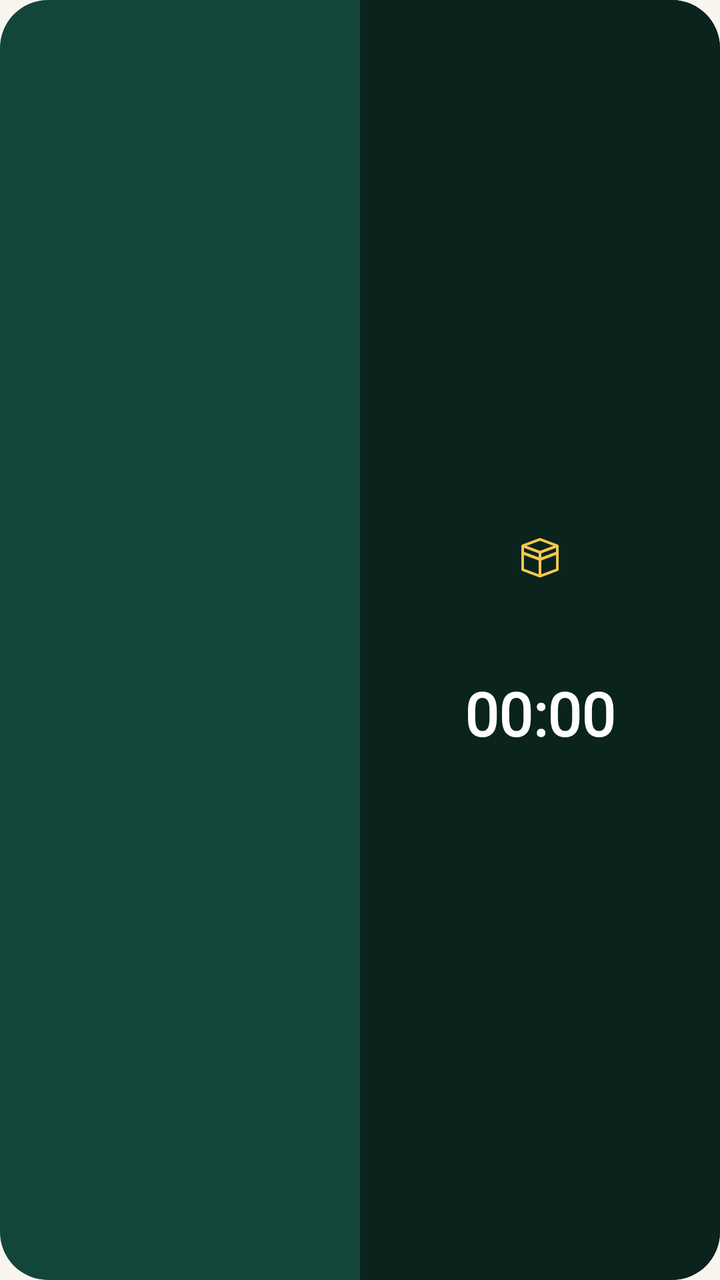
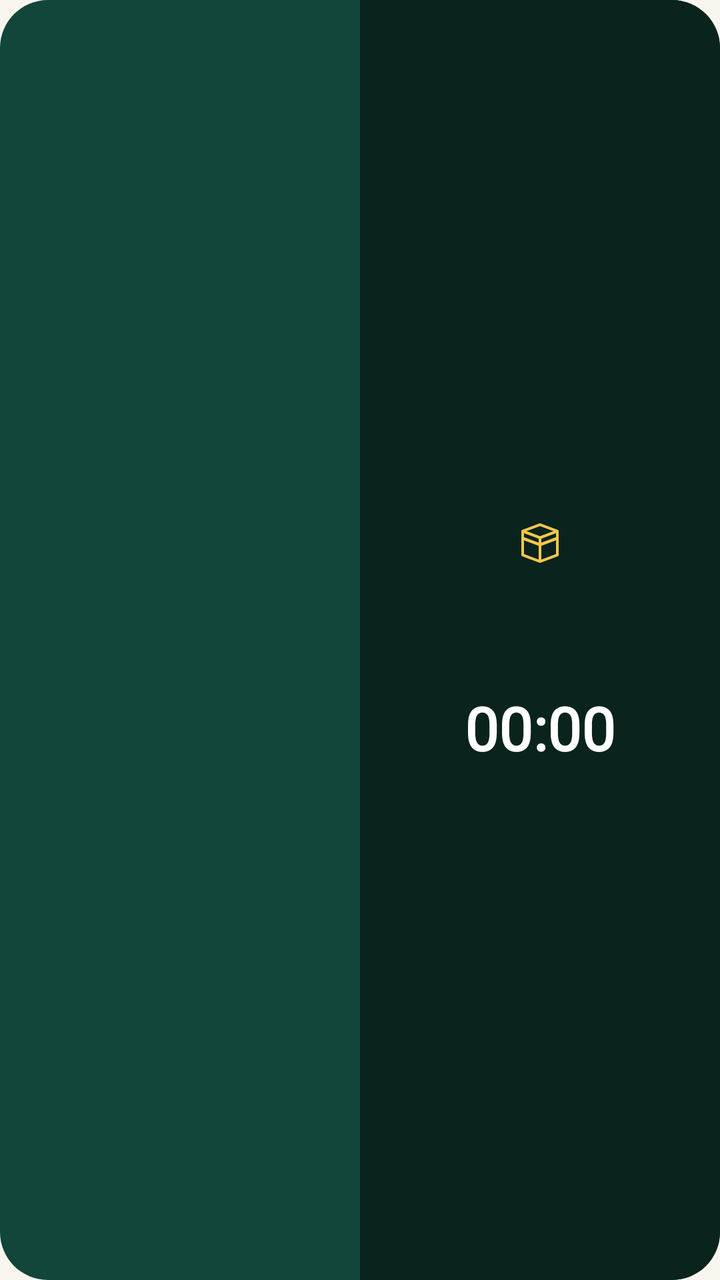

Compare the two renders of this Android layout. The source of the first and the diff that turns it into the second are given below.
<!-- AndroidManifest.xml: application theme SahlTheme -->
<!-- res/layout/widget_khatmah.xml -->
<LinearLayout xmlns:android="http://schemas.android.com/apk/res/android"
    android:id="@+id/root" android:layout_width="match_parent" android:layout_height="match_parent"
    android:orientation="horizontal" android:layoutDirection="ltr" android:background="@drawable/kh_left_bg">
    <LinearLayout android:id="@+id/listSide" android:layout_width="0dp" android:layout_height="match_parent" android:layout_weight="1"
        android:orientation="vertical" android:paddingLeft="16dp" android:paddingRight="16dp" android:paddingTop="6dp" android:paddingBottom="6dp">
        <LinearLayout android:layout_width="match_parent" android:layout_height="0dp" android:layout_weight="1" android:gravity="center_vertical">
            <TextView android:id="@+id/l0" android:fontFamily="@font/thmanyah" android:layout_width="0dp" android:layout_height="wrap_content" android:layout_weight="1"
                android:gravity="left" android:textColor="#FFFFFF" android:textSize="15sp" android:textStyle="bold" android:maxLines="1"/>
            <TextView android:id="@+id/r0" android:fontFamily="@font/thmanyah" android:layout_width="0dp" android:layout_height="wrap_content" android:layout_weight="1"
                android:gravity="right" android:textColor="#FFFFFF" android:textSize="15sp" android:textStyle="bold" android:maxLines="1"/>
        </LinearLayout>
        <LinearLayout android:layout_width="match_parent" android:layout_height="0dp" android:layout_weight="1" android:gravity="center_vertical">
            <TextView android:id="@+id/l1" android:fontFamily="@font/thmanyah" android:layout_width="0dp" android:layout_height="wrap_content" android:layout_weight="1"
                android:gravity="left" android:textColor="#FFFFFF" android:textSize="15sp" android:textStyle="bold" android:maxLines="1"/>
            <TextView android:id="@+id/r1" android:fontFamily="@font/thmanyah" android:layout_width="0dp" android:layout_height="wrap_content" android:layout_weight="1"
                android:gravity="right" android:textColor="#FFFFFF" android:textSize="15sp" android:textStyle="bold" android:maxLines="1"/>
        </LinearLayout>
        <LinearLayout android:layout_width="match_parent" android:layout_height="0dp" android:layout_weight="1" android:gravity="center_vertical">
            <TextView android:id="@+id/l2" android:fontFamily="@font/thmanyah" android:layout_width="0dp" android:layout_height="wrap_content" android:layout_weight="1"
                android:gravity="left" android:textColor="#FFFFFF" android:textSize="15sp" android:textStyle="bold" android:maxLines="1"/>
            <TextView android:id="@+id/r2" android:fontFamily="@font/thmanyah" android:layout_width="0dp" android:layout_height="wrap_content" android:layout_weight="1"
                android:gravity="right" android:textColor="#FFFFFF" android:textSize="15sp" android:textStyle="bold" android:maxLines="1"/>
        </LinearLayout>
        <LinearLayout android:layout_width="match_parent" android:layout_height="0dp" android:layout_weight="1" android:gravity="center_vertical">
            <TextView android:id="@+id/l3" android:fontFamily="@font/thmanyah" android:layout_width="0dp" android:layout_height="wrap_content" android:layout_weight="1"
                android:gravity="left" android:textColor="#FFFFFF" android:textSize="15sp" android:textStyle="bold" android:maxLines="1"/>
            <TextView android:id="@+id/r3" android:fontFamily="@font/thmanyah" android:layout_width="0dp" android:layout_height="wrap_content" android:layout_weight="1"
                android:gravity="right" android:textColor="#FFFFFF" android:textSize="15sp" android:textStyle="bold" android:maxLines="1"/>
        </LinearLayout>
        <LinearLayout android:layout_width="match_parent" android:layout_height="0dp" android:layout_weight="1" android:gravity="center_vertical">
            <TextView android:id="@+id/l4" android:fontFamily="@font/thmanyah" android:layout_width="0dp" android:layout_height="wrap_content" android:layout_weight="1"
                android:gravity="left" android:textColor="#FFFFFF" android:textSize="15sp" android:textStyle="bold" android:maxLines="1"/>
            <TextView android:id="@+id/r4" android:fontFamily="@font/thmanyah" android:layout_width="0dp" android:layout_height="wrap_content" android:layout_weight="1"
                android:gravity="right" android:textColor="#FFFFFF" android:textSize="15sp" android:textStyle="bold" android:maxLines="1"/>
        </LinearLayout>
        <LinearLayout android:layout_width="match_parent" android:layout_height="0dp" android:layout_weight="1" android:gravity="center_vertical">
            <TextView android:id="@+id/l5" android:fontFamily="@font/thmanyah" android:layout_width="0dp" android:layout_height="wrap_content" android:layout_weight="1"
                android:gravity="left" android:textColor="#FFFFFF" android:textSize="15sp" android:textStyle="bold" android:maxLines="1"/>
            <TextView android:id="@+id/r5" android:fontFamily="@font/thmanyah" android:layout_width="0dp" android:layout_height="wrap_content" android:layout_weight="1"
                android:gravity="right" android:textColor="#FFFFFF" android:textSize="15sp" android:textStyle="bold" android:maxLines="1"/>
        </LinearLayout>
    </LinearLayout>
    <LinearLayout android:id="@+id/panel" android:layout_width="0dp" android:layout_height="match_parent" android:layout_weight="1"
        android:orientation="vertical" android:gravity="center" android:background="@drawable/kh_right_bg" android:padding="8dp">
        <ImageView android:id="@+id/qibla" android:layout_width="30dp" android:layout_height="30dp" android:src="@drawable/ic_kaaba" android:padding="2dp"/>
        <TextView android:id="@+id/hijri" android:fontFamily="@font/thmanyah" android:layout_width="wrap_content" android:layout_height="wrap_content"
            android:textColor="#D9FFFFFF" android:textSize="12sp" android:maxLines="1" android:layout_marginTop="2dp"/>
        <TextView android:id="@+id/remain" android:fontFamily="@font/thmanyah" android:layout_width="wrap_content" android:layout_height="wrap_content"
            android:textColor="@color/w_gold" android:textSize="17sp" android:textStyle="bold" android:layout_marginTop="2dp" android:maxLines="1"/>
        <Chronometer android:id="@+id/countdown" android:fontFamily="@font/thmanyah" android:layout_width="wrap_content" android:layout_height="wrap_content"
            android:textColor="#FFFFFF" android:textSize="30sp" android:textStyle="bold"/>
    </LinearLayout>
</LinearLayout>
<!-- resources referenced by this layout -->
<resources>
  <color name="w_gold">#F5C84C</color>
  <!-- drawable ic_kaaba (drawable) -->
  <vector xmlns:android="http://schemas.android.com/apk/res/android" android:width="48dp" android:height="48dp" android:viewportWidth="48" android:viewportHeight="48">
      <path android:fillColor="#00000000" android:strokeColor="#F5C84C" android:strokeWidth="2.5" android:strokeLineJoin="round"
          android:pathData="M8,14L24,8L40,14L40,36L24,42L8,36Z"/>
      <path android:fillColor="#00000000" android:strokeColor="#F5C84C" android:strokeWidth="2.5" android:strokeLineJoin="round"
          android:pathData="M8,14L24,20L40,14M24,20L24,42"/>
      <path android:fillColor="#F5C84C" android:pathData="M8,19L24,25L40,19L40,22L24,28L8,22Z"/>
  </vector>
  <!-- drawable kh_left_bg (drawable) -->
  <shape xmlns:android="http://schemas.android.com/apk/res/android">
      <solid android:color="@color/w_left"/><corners android:radius="24dp"/>
  </shape>
  <!-- drawable kh_right_bg (drawable) -->
  <shape xmlns:android="http://schemas.android.com/apk/res/android">
      <solid android:color="@color/w_right"/>
      <corners android:topRightRadius="24dp" android:bottomRightRadius="24dp" android:topLeftRadius="0dp" android:bottomLeftRadius="0dp"/>
  </shape>
  <style name="SahlTheme" parent="android:Theme.Material.Light.NoActionBar">
          <item name="android:colorPrimary">@color/emerald</item>
          <item name="android:colorAccent">@color/gold</item>
          <item name="android:windowBackground">@color/bg</item>
          <item name="android:statusBarColor">@color/emerald_dark</item>
      </style>
  <color name="w_left">#12463A</color>
  <color name="w_right">#0A231D</color>
  <color name="emerald">#0B5D4B</color>
  <color name="gold">#D4AF37</color>
  <color name="bg">#F7F5EE</color>
  <color name="emerald_dark">#073D32</color>
</resources>

<!-- the commit's change to res/layout/widget_khatmah.xml (unified diff, before → after) -->
@@ -3,37 +3,37 @@
     android:orientation="horizontal" android:layoutDirection="ltr" android:background="@drawable/kh_left_bg">
     <LinearLayout android:id="@+id/listSide" android:layout_width="0dp" android:layout_height="match_parent" android:layout_weight="1"
         android:orientation="vertical" android:paddingLeft="16dp" android:paddingRight="16dp" android:paddingTop="6dp" android:paddingBottom="6dp">
-        <LinearLayout android:layout_width="match_parent" android:layout_height="0dp" android:layout_weight="1" android:gravity="center_vertical">
+        <LinearLayout android:id="@+id/row0" android:layout_width="match_parent" android:layout_height="0dp" android:layout_weight="1" android:gravity="center_vertical">
             <TextView android:id="@+id/l0" android:fontFamily="@font/thmanyah" android:layout_width="0dp" android:layout_height="wrap_content" android:layout_weight="1"
                 android:gravity="left" android:textColor="#FFFFFF" android:textSize="15sp" android:textStyle="bold" android:maxLines="1"/>
             <TextView android:id="@+id/r0" android:fontFamily="@font/thmanyah" android:layout_width="0dp" android:layout_height="wrap_content" android:layout_weight="1"
                 android:gravity="right" android:textColor="#FFFFFF" android:textSize="15sp" android:textStyle="bold" android:maxLines="1"/>
         </LinearLayout>
-        <LinearLayout android:layout_width="match_parent" android:layout_height="0dp" android:layout_weight="1" android:gravity="center_vertical">
+        <LinearLayout android:id="@+id/row1" android:layout_width="match_parent" android:layout_height="0dp" android:layout_weight="1" android:gravity="center_vertical">
             <TextView android:id="@+id/l1" android:fontFamily="@font/thmanyah" android:layout_width="0dp" android:layout_height="wrap_content" android:layout_weight="1"
                 android:gravity="left" android:textColor="#FFFFFF" android:textSize="15sp" android:textStyle="bold" android:maxLines="1"/>
             <TextView android:id="@+id/r1" android:fontFamily="@font/thmanyah" android:layout_width="0dp" android:layout_height="wrap_content" android:layout_weight="1"
                 android:gravity="right" android:textColor="#FFFFFF" android:textSize="15sp" android:textStyle="bold" android:maxLines="1"/>
         </LinearLayout>
-        <LinearLayout android:layout_width="match_parent" android:layout_height="0dp" android:layout_weight="1" android:gravity="center_vertical">
+        <LinearLayout android:id="@+id/row2" android:layout_width="match_parent" android:layout_height="0dp" android:layout_weight="1" android:gravity="center_vertical">
             <TextView android:id="@+id/l2" android:fontFamily="@font/thmanyah" android:layout_width="0dp" android:layout_height="wrap_content" android:layout_weight="1"
                 android:gravity="left" android:textColor="#FFFFFF" android:textSize="15sp" android:textStyle="bold" android:maxLines="1"/>
             <TextView android:id="@+id/r2" android:fontFamily="@font/thmanyah" android:layout_width="0dp" android:layout_height="wrap_content" android:layout_weight="1"
                 android:gravity="right" android:textColor="#FFFFFF" android:textSize="15sp" android:textStyle="bold" android:maxLines="1"/>
         </LinearLayout>
-        <LinearLayout android:layout_width="match_parent" android:layout_height="0dp" android:layout_weight="1" android:gravity="center_vertical">
+        <LinearLayout android:id="@+id/row3" android:layout_width="match_parent" android:layout_height="0dp" android:layout_weight="1" android:gravity="center_vertical">
             <TextView android:id="@+id/l3" android:fontFamily="@font/thmanyah" android:layout_width="0dp" android:layout_height="wrap_content" android:layout_weight="1"
                 android:gravity="left" android:textColor="#FFFFFF" android:textSize="15sp" android:textStyle="bold" android:maxLines="1"/>
             <TextView android:id="@+id/r3" android:fontFamily="@font/thmanyah" android:layout_width="0dp" android:layout_height="wrap_content" android:layout_weight="1"
                 android:gravity="right" android:textColor="#FFFFFF" android:textSize="15sp" android:textStyle="bold" android:maxLines="1"/>
         </LinearLayout>
-        <LinearLayout android:layout_width="match_parent" android:layout_height="0dp" android:layout_weight="1" android:gravity="center_vertical">
+        <LinearLayout android:id="@+id/row4" android:layout_width="match_parent" android:layout_height="0dp" android:layout_weight="1" android:gravity="center_vertical">
             <TextView android:id="@+id/l4" android:fontFamily="@font/thmanyah" android:layout_width="0dp" android:layout_height="wrap_content" android:layout_weight="1"
                 android:gravity="left" android:textColor="#FFFFFF" android:textSize="15sp" android:textStyle="bold" android:maxLines="1"/>
             <TextView android:id="@+id/r4" android:fontFamily="@font/thmanyah" android:layout_width="0dp" android:layout_height="wrap_content" android:layout_weight="1"
                 android:gravity="right" android:textColor="#FFFFFF" android:textSize="15sp" android:textStyle="bold" android:maxLines="1"/>
         </LinearLayout>
-        <LinearLayout android:layout_width="match_parent" android:layout_height="0dp" android:layout_weight="1" android:gravity="center_vertical">
+        <LinearLayout android:id="@+id/row5" android:layout_width="match_parent" android:layout_height="0dp" android:layout_weight="1" android:gravity="center_vertical">
             <TextView android:id="@+id/l5" android:fontFamily="@font/thmanyah" android:layout_width="0dp" android:layout_height="wrap_content" android:layout_weight="1"
                 android:gravity="left" android:textColor="#FFFFFF" android:textSize="15sp" android:textStyle="bold" android:maxLines="1"/>
             <TextView android:id="@+id/r5" android:fontFamily="@font/thmanyah" android:layout_width="0dp" android:layout_height="wrap_content" android:layout_weight="1"
@@ -45,6 +45,8 @@
         <ImageView android:id="@+id/qibla" android:layout_width="30dp" android:layout_height="30dp" android:src="@drawable/ic_kaaba" android:padding="2dp"/>
         <TextView android:id="@+id/hijri" android:fontFamily="@font/thmanyah" android:layout_width="wrap_content" android:layout_height="wrap_content"
             android:textColor="#D9FFFFFF" android:textSize="12sp" android:maxLines="1" android:layout_marginTop="2dp"/>
+        <TextView android:id="@+id/extra" android:fontFamily="@font/thmanyah" android:layout_width="wrap_content" android:layout_height="wrap_content"
+            android:textColor="#B3FFFFFF" android:textSize="11sp" android:maxLines="1"/>
         <TextView android:id="@+id/remain" android:fontFamily="@font/thmanyah" android:layout_width="wrap_content" android:layout_height="wrap_content"
             android:textColor="@color/w_gold" android:textSize="17sp" android:textStyle="bold" android:layout_marginTop="2dp" android:maxLines="1"/>
         <Chronometer android:id="@+id/countdown" android:fontFamily="@font/thmanyah" android:layout_width="wrap_content" android:layout_height="wrap_content"
